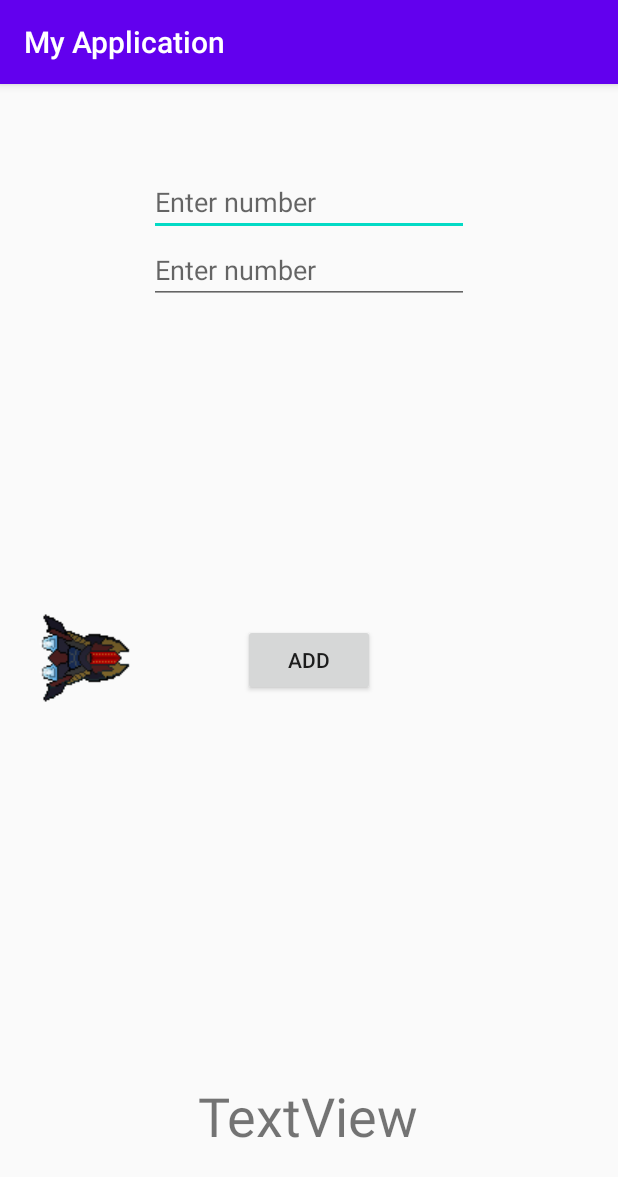
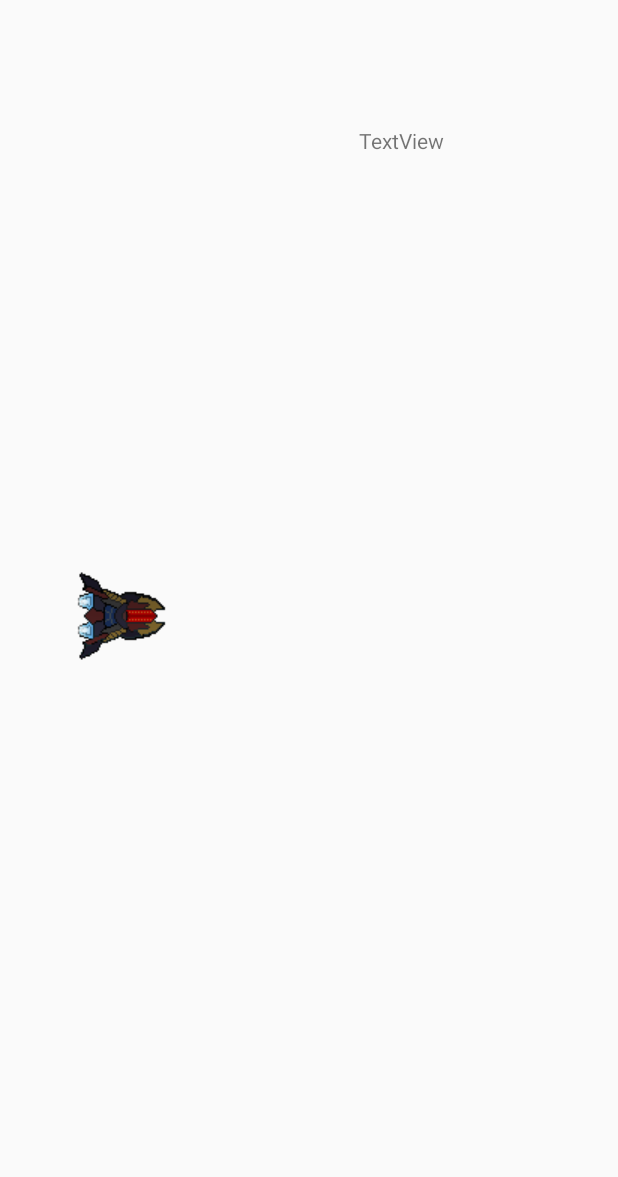
Before and after one commit to vincentwang60/Android-App-24-Puzzle-Game, an Android app: the screen it shows after launch (MainActivity), on a phone screen of 412 x 824 dp. Shown: the top 1177 px of the screen. Run offline under Robolectric (Android 15) with nearby library versions, the phone set to English and light mode, and no system bars.

Commit message:
dragging text

```diff
--- a/app/src/main/res/layout/activity_main.xml
+++ b/app/src/main/res/layout/activity_main.xml
@@ -6,64 +6,27 @@
     android:layout_height="match_parent"
     tools:context=".MainActivity">
 
-    <TextView
-        android:id="@+id/resultText"
+    <ImageView
+        android:id="@+id/image1"
         android:layout_width="wrap_content"
         android:layout_height="wrap_content"
-        android:layout_marginBottom="56dp"
-        android:text="TextView"
-        android:textSize="36sp"
-        app:layout_constraintBottom_toBottomOf="parent"
-        app:layout_constraintEnd_toEndOf="parent"
-        app:layout_constraintHorizontal_bias="0.499"
-        app:layout_constraintStart_toStartOf="parent" />
-
-    <EditText
-        android:id="@+id/text1"
-        android:layout_width="wrap_content"
-        android:layout_height="wrap_content"
-        android:layout_marginTop="56dp"
-        android:ems="10"
-        android:hint="Enter number"
-        android:inputType="textPersonName"
-        app:layout_constraintEnd_toEndOf="parent"
-        app:layout_constraintHorizontal_bias="0.499"
-        app:layout_constraintStart_toStartOf="parent"
-        app:layout_constraintTop_toTopOf="parent" />
-
-    <EditText
-        android:id="@+id/text2"
-        android:layout_width="wrap_content"
-        android:layout_height="wrap_content"
-        android:ems="10"
-        android:hint="Enter number"
-        android:inputType="textPersonName"
-        app:layout_constraintEnd_toEndOf="parent"
-        app:layout_constraintHorizontal_bias="0.499"
-        app:layout_constraintStart_toStartOf="parent"
-        app:layout_constraintTop_toBottomOf="@+id/text1" />
-
-    <Button
-        android:id="@+id/addButton"
-        android:layout_width="wrap_content"
-        android:layout_height="wrap_content"
-        android:text="Add"
-        app:layout_constraintBottom_toBottomOf="parent"
-        app:layout_constraintEnd_toEndOf="parent"
-        app:layout_constraintHorizontal_bias="0.499"
-        app:layout_constraintStart_toStartOf="parent"
-        app:layout_constraintTop_toTopOf="parent" />
-
-    <ImageView
-        android:id="@+id/imageView"
-        android:layout_width="wrap_content"
-        android:layout_height="wrap_content"
-        android:layout_marginLeft="24dp"
-        android:layout_marginStart="24dp"
+        android:layout_marginLeft="48dp"
+        android:layout_marginStart="48dp"
         app:layout_constraintBottom_toBottomOf="parent"
         app:layout_constraintStart_toStartOf="parent"
         app:layout_constraintTop_toTopOf="parent"
         app:layout_constraintVertical_bias="0.498"
         app:srcCompat="@drawable/beam_ship" />
 
+    <TextView
+        android:id="@+id/text1"
+        android:layout_width="wrap_content"
+        android:layout_height="wrap_content"
+        android:layout_marginEnd="116dp"
+        android:layout_marginRight="116dp"
+        android:layout_marginTop="84dp"
+        android:text="TextView"
+        app:layout_constraintEnd_toEndOf="parent"
+        app:layout_constraintTop_toTopOf="parent" />
+
 </androidx.constraintlayout.widget.ConstraintLayout>
--- a/app/src/main/res/values/styles.xml
+++ b/app/src/main/res/values/styles.xml
@@ -1,8 +1,8 @@
 <resources>
     <!-- Base application theme. -->
-    <style name="AppTheme" parent="Theme.AppCompat.Light.DarkActionBar">
+    <style name="AppTheme" parent="Theme.AppCompat.Light.NoActionBar">
         <!-- Customize your theme here. -->
-        <item name="colorPrimary">@color/colorPrimary</item>
+        <item name="colorPrimary">@android:color/background_dark</item>
         <item name="colorPrimaryDark">@color/colorPrimaryDark</item>
         <item name="colorAccent">@color/colorAccent</item>
     </style>
```
Also changed, not shown: app/src/main/java/edu/mit/vkwang/MainActivity.java (+22 -13 lines).
